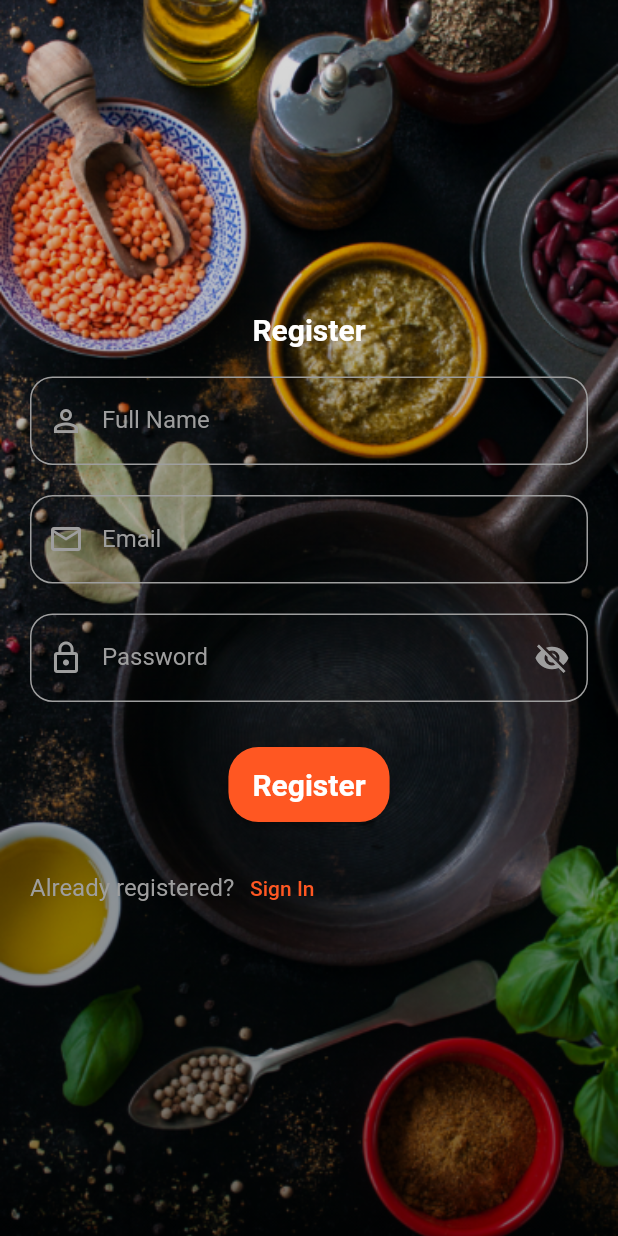
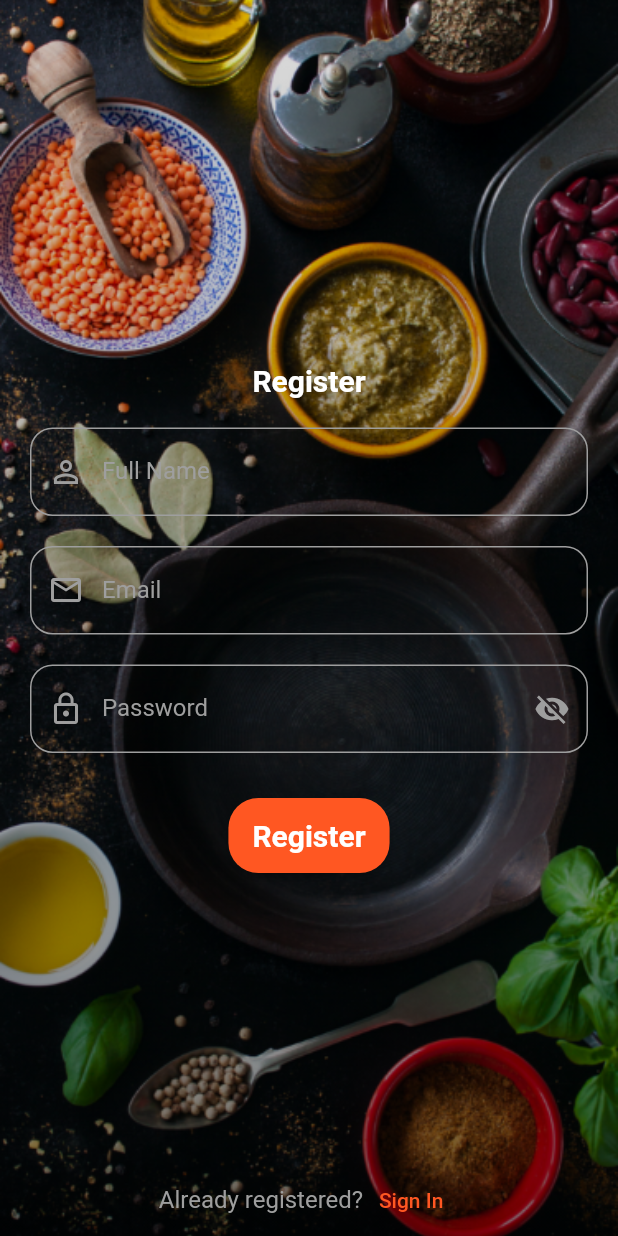
Before and after one commit to Esraa3293/recipe, a Flutter app: the HomeScreen screen opened by its route, after a tap on the "logout" icon, after a tap on "Sign In", after a tap on "Register", on a phone screen of 412 x 824 dp. Run offline on Flutter 3.47's test engine with Material 2 defaults, Android fonts, the phone set to English and light mode, and no system bars; our stand-ins replace carousel_slider, dots_indicator, email_validator, shared_preferences; accounts and stored records are empty; statements that could not run were skipped.

Commit message:
design changes

```diff
--- a/lib/pages/home.dart
+++ b/lib/pages/home.dart
@@ -51,10 +51,11 @@ class _HomeScreenState extends State<HomeScreen> {
                     )),
               ),
               IconButton(
-                onPressed: () {
+                onPressed: () async {
                   Navigator.pushReplacementNamed(
                       context, LoginScreen.routeName);
-                  PreferencesService.prefs?.remove("loggedIn");
+                  await PreferencesService.prefs?.remove("loggedIn");
+                  setState(() {});
                 },
                 icon: const Icon(
                   Icons.logout,
@@ -70,7 +71,10 @@ class _HomeScreenState extends State<HomeScreen> {
               children: [
                 const Text(
                   "Bonjour, Emma",
-                  style: TextStyle(fontSize: 20, color: Colors.black45),
+                  style: TextStyle(
+                    fontSize: 20,
+                    color: Colors.black45,
+                  ),
                 ),
                 const SizedBox(
                   height: 20,
--- a/lib/pages/login.dart
+++ b/lib/pages/login.dart
@@ -30,6 +30,7 @@ class _LoginScreenState extends State<LoginScreen> {
   @override
   Widget build(BuildContext context) {
     return Scaffold(
+      extendBody: true,
       resizeToAvoidBottomInset: false,
       body: Stack(
         children: [
@@ -138,10 +139,16 @@ class _LoginScreenState extends State<LoginScreen> {
                       ),
                     ),
                   ),
-                  const SizedBox(
-                    height: 20,
+                ],
               ),
-                  Row(
+            ),
+          ),
+        ],
+      ),
+      bottomNavigationBar: Container(
+        color: Colors.transparent,
+        child: Row(
+          mainAxisAlignment: MainAxisAlignment.center,
           children: [
             const Text(
               "Don't have an account?",
@@ -149,20 +156,14 @@ class _LoginScreenState extends State<LoginScreen> {
             ),
             TextButton(
                 onPressed: () {
-                            Navigator.pushReplacementNamed(
-                                context, SignUp.routeName);
+                  Navigator.pushReplacementNamed(context, SignUp.routeName);
                 },
                 child: const Text(
                   "Register",
                   style: TextStyle(color: Colors.deepOrange),
                 )),
           ],
-                  )
-                ],
         ),
-            ),
-          ),
-        ],
       ),
     );
   }
--- a/lib/pages/sign_up.dart
+++ b/lib/pages/sign_up.dart
@@ -32,6 +32,7 @@ class _SignUpState extends State<SignUp> {
   @override
   Widget build(BuildContext context) {
     return Scaffold(
+      extendBody: true,
       resizeToAvoidBottomInset: false,
       body: Stack(
         children: [
@@ -152,10 +153,16 @@ class _SignUpState extends State<SignUp> {
                       ),
                     ),
                   ),
-                  const SizedBox(
-                    height: 20,
+                ],
               ),
-                  Row(
+            ),
+          ),
+        ],
+      ),
+      bottomNavigationBar: Container(
+        color: Colors.transparent,
+        child: Row(
+          mainAxisAlignment: MainAxisAlignment.center,
           children: [
             const Text(
               "Already registered?",
@@ -171,12 +178,7 @@ class _SignUpState extends State<SignUp> {
                   style: TextStyle(color: Colors.deepOrange),
                 )),
           ],
-                  )
-                ],
         ),
-            ),
-          ),
-        ],
       ),
     );
   }
```
Lines whose indentation alone changed are shown as unchanged.
